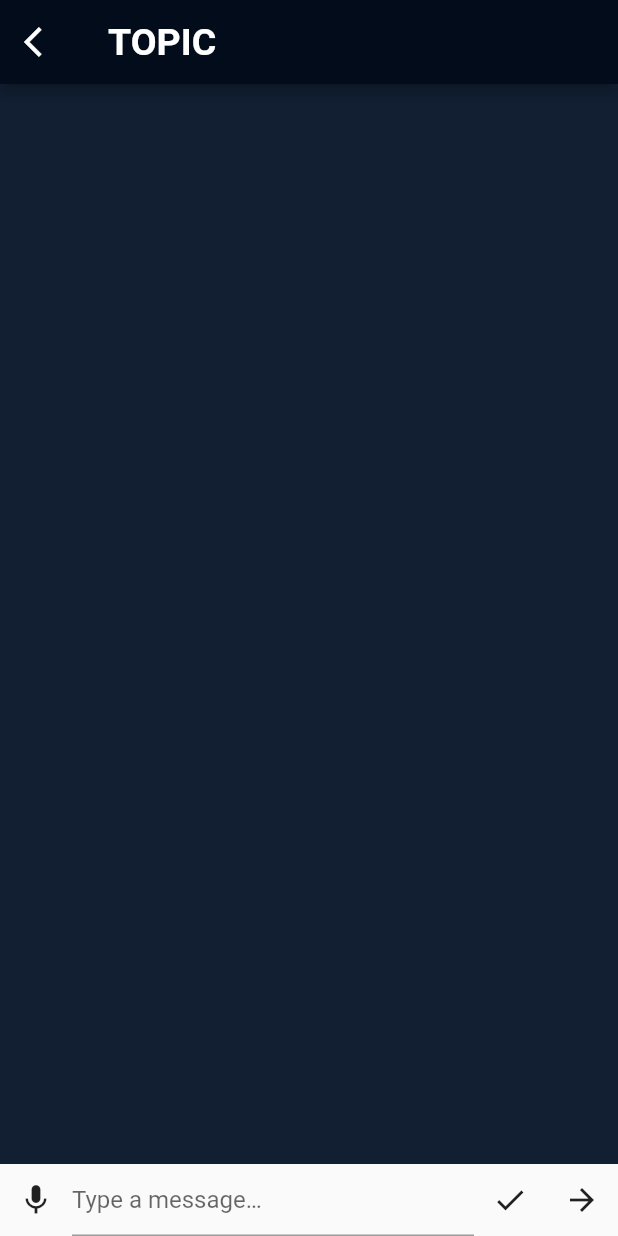
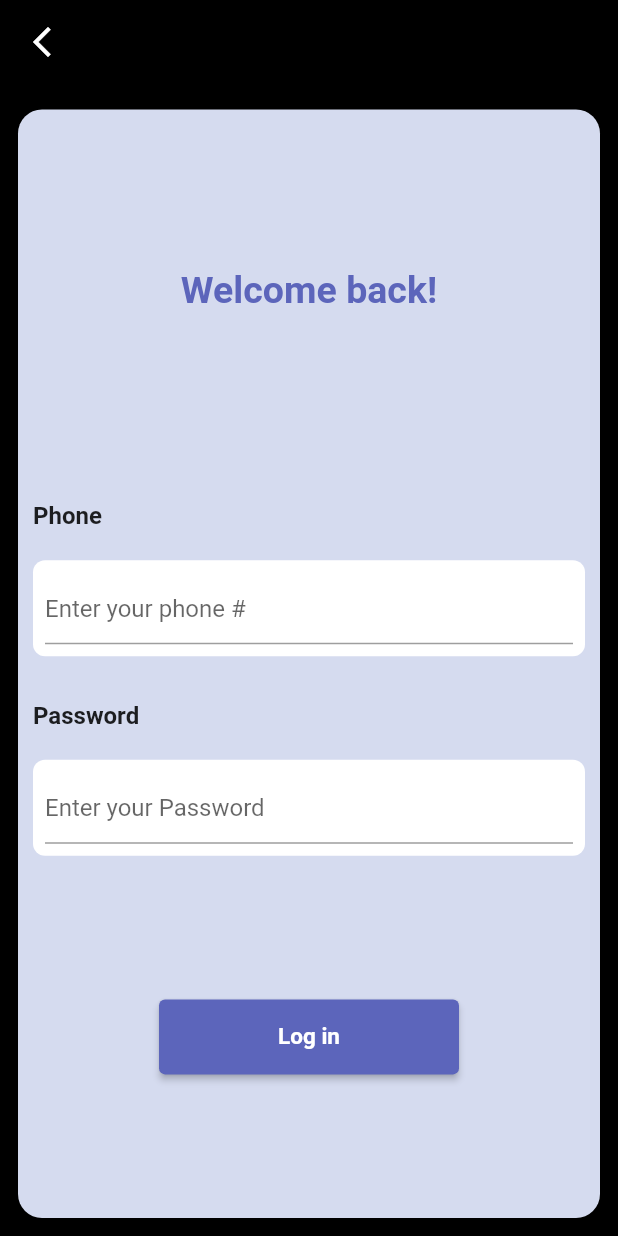
Before and after one commit to 2023-sungshin-sw/good-at-swimming-front, a Flutter app: the screen it shows after launch, on a phone screen of 412 x 824 dp. Run offline on Flutter 3.47's test engine with Material 2 defaults, Android fonts, the phone set to English and light mode, and no system bars; our stand-ins replace carousel_slider, flip_card, flutter_dotenv, speech_to_text.

Commit message:
로그인 페이지 추가

```diff
--- a/lib/logIn/logIn_page.dart
+++ b/lib/logIn/logIn_page.dart
@@ -0,0 +1,126 @@
+import 'package:flutter/material.dart';
+
+class LoginPage extends StatefulWidget {
+  const LoginPage({super.key});
+
+  @override
+  State<LoginPage> createState() => _LoginPageState();
+}
+
+class _LoginPageState extends State<LoginPage> {
+  @override
+  Widget build(BuildContext context) {
+    return Scaffold(
+      backgroundColor: Colors.black,
+      appBar: AppBar(
+        leading: IconButton(
+          icon: const Icon(Icons.arrow_back_ios_new_outlined),
+          onPressed: () {
+            // 아이콘 버튼을 클릭했을 때 수행할 동작 코드 추가
+          },
+        ),
+        backgroundColor: Colors.black,
+      ),
+      body: Padding(
+        padding: const EdgeInsets.all(8.0),
+        child: Column(
+          crossAxisAlignment: CrossAxisAlignment.stretch,
+          children: [
+            const SizedBox(height: 5.0),
+            Expanded(
+              child: Card(
+                color: const Color(0xFFD5DBEF),
+                shape: RoundedRectangleBorder(
+                  borderRadius: BorderRadius.circular(16), // 원하는 둥근 정도 지정
+                ),
+                child: Padding(
+                  padding: const EdgeInsets.all(10.0),
+                  child: Column(
+                    crossAxisAlignment: CrossAxisAlignment.start,
+                    children: [
+                      const Expanded(
+                        child: Align(
+                          alignment: Alignment.center,
+                          child: Text(
+                            "Welcome back!",
+                            style: TextStyle(
+                                color: Color(0xFF5C65BB),
+                                fontSize: 25,
+                                fontWeight: FontWeight.bold),
+                          ),
+                        ),
+                      ),
+
+                      // 아이디 입력창과 중복확인 버튼
+
+                      const SizedBox(height: 30.0),
+
+                      const Text(
+                        'Phone',
+                        style: TextStyle(
+                            fontSize: 16, fontWeight: FontWeight.bold),
+                      ),
+                      const SizedBox(height: 20.0),
+                      Container(
+                        padding: const EdgeInsets.all(8.0),
+                        decoration: BoxDecoration(
+                          color: Colors.white,
+                          borderRadius: BorderRadius.circular(8),
+                        ),
+                        child: TextFormField(
+                          decoration: const InputDecoration(
+                            //폰 번호 입력 부분
+                            hintText: 'Enter your phone #',
+                          ),
+                        ),
+                      ),
+
+                      const SizedBox(height: 30.0),
+                      const Text(
+                        'Password',
+                        style: TextStyle(
+                            fontSize: 16, fontWeight: FontWeight.bold),
+                      ),
+                      const SizedBox(height: 20.0),
+                      Container(
+                        padding: const EdgeInsets.all(8.0),
+                        decoration: BoxDecoration(
+                          color: Colors.white,
+                          borderRadius: BorderRadius.circular(8),
+                        ),
+                        child: TextFormField(
+                          // 비밀번호 입력 부분
+                          decoration: const InputDecoration(
+                            hintText: 'Enter your Password',
+                          ),
+                        ),
+                      ),
+
+                      const SizedBox(height: 10.0),
+                      Expanded(
+                        child: Align(
+                          alignment: Alignment.center,
+                          child: ElevatedButton(
+                            style: ElevatedButton.styleFrom(
+                                backgroundColor: Color(0xFF5C65BB),
+                                fixedSize: Size(200, 50)),
+                            onPressed: () {},
+                            child: const Text(
+                              "Log in",
+                              style: TextStyle(
+                                  fontSize: 15, fontWeight: FontWeight.bold),
+                            ),
+                          ),
+                        ),
+                      ),
+                    ],
+                  ),
+                ),
+              ),
+            ),
+          ],
+        ),
+      ),
+    );
+  }
+}
--- a/lib/logIn/signUp_page.dart
+++ b/lib/logIn/signUp_page.dart
@@ -167,8 +167,8 @@ class _SignUpPageState extends State<SignUpPage> {
                           alignment: Alignment.center,
                           child: ElevatedButton(
                             style: ElevatedButton.styleFrom(
-                              backgroundColor: Color(0xFF5C65BB),
-                            ),
+                                backgroundColor: Color(0xFF5C65BB),
+                                fixedSize: Size(200, 50)),
                             onPressed: () {},
                             child: const Text(
                               "SIGN UP",
--- a/lib/main.dart
+++ b/lib/main.dart
@@ -1,6 +1,7 @@
 import 'package:flutter/foundation.dart';
 import 'package:flutter/material.dart';
 import 'package:flutter_dotenv/flutter_dotenv.dart';
+import 'package:good_swimming/logIn/logIn_page.dart';
 import 'package:good_swimming/tab/category/category_page.dart';
 import 'package:good_swimming/tab/category/speaking/chat_page.dart';
 import 'package:good_swimming/tab/category/speaking/feedback_page.dart';
@@ -23,6 +24,6 @@ class MyApp extends StatelessWidget {
 
   @override
   Widget build(BuildContext context) {
-    return const MaterialApp(home: ChatPage());
+    return const MaterialApp(home: LoginPage());
   }
 }
```
